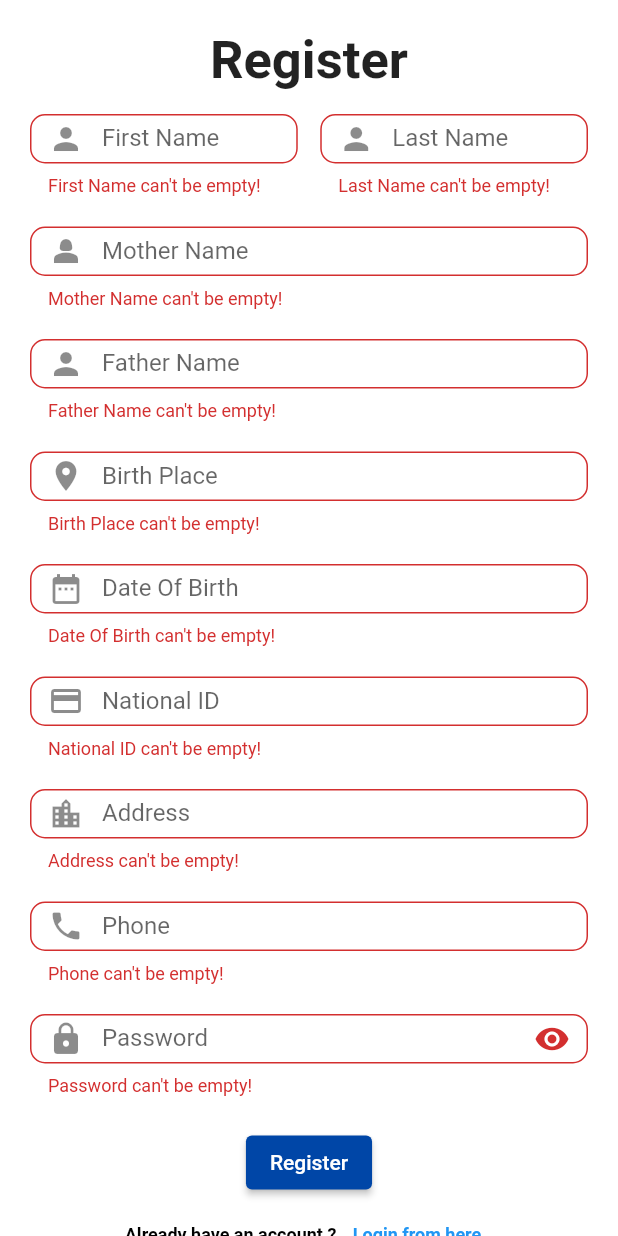
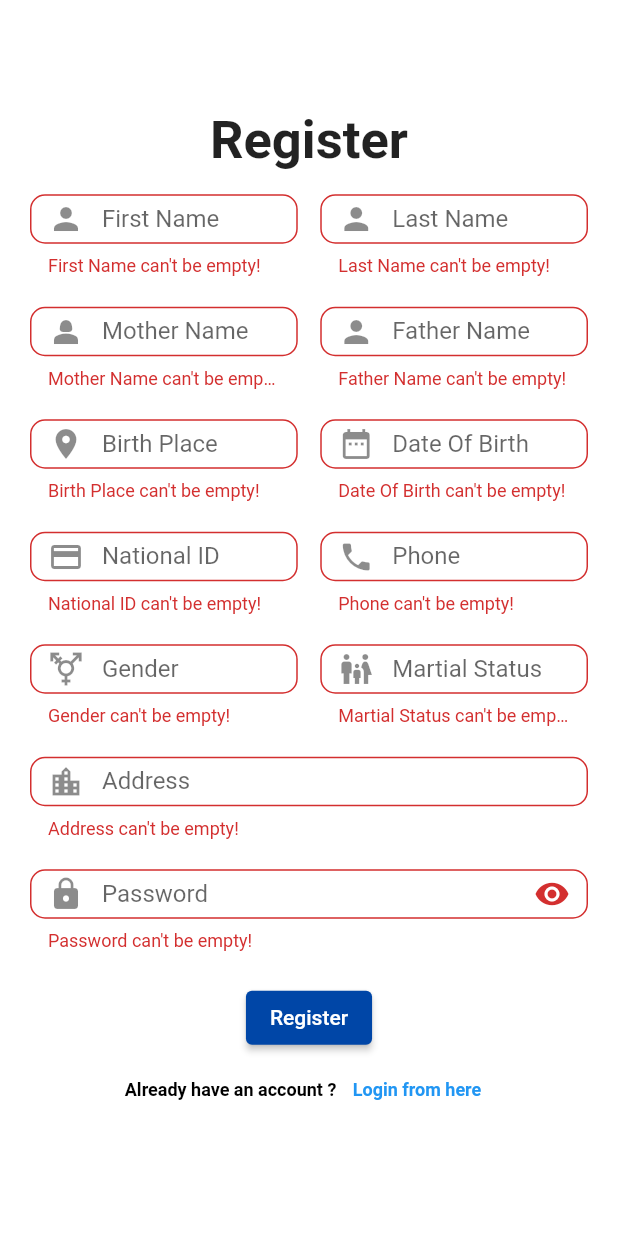
Before and after one commit to DavidNael/E-citizen, a Flutter app: the RegisterScreen screen opened directly, after a tap on "Register", on a phone screen of 412 x 824 dp. Run offline on Flutter 3.47's test engine with Material 2 defaults, Android fonts, the phone set to English and light mode, and no system bars; our stand-ins replace bloc, firebase_auth, firebase_core, flutter_bloc, hexcolor; accounts and stored records are empty.

Commit message:
Updated Register Screen

```diff
--- a/E-Citizen/lib/modules/register/register_screen.dart
+++ b/E-Citizen/lib/modules/register/register_screen.dart
@@ -2,7 +2,6 @@ import 'package:ecitizen/modules/login/login_screen.dart';
 import 'package:ecitizen/shared/components/components.dart';
 import 'package:ecitizen/shared/cubit/cubit.dart';
 import 'package:ecitizen/shared/cubit/states.dart';
-import 'package:flutter/foundation.dart';
 import 'package:flutter/material.dart';
 import 'package:flutter_bloc/flutter_bloc.dart';
 import 'package:intl/intl.dart';
@@ -12,8 +11,10 @@ import '../../shared/styles/color.dart';
 class RegisterScreen extends StatelessWidget {
   RegisterScreen({super.key});
 
+  double rowWidth = 15;
   final formKey = GlobalKey<FormState>();
   final scaffoldKey = GlobalKey<ScaffoldState>();
+
   //Name
   final TextEditingController _fNameController = TextEditingController();
   final TextEditingController _mNameController = TextEditingController();
@@ -75,6 +76,7 @@ class RegisterScreen extends StatelessWidget {
                             ),
                           ),
 
+                          /// First Name + Last Name
                           Row(
                             mainAxisSize: MainAxisSize.min,
                             children: [
@@ -95,9 +97,11 @@ class RegisterScreen extends StatelessWidget {
                                   },
                                 ),
                               ),
+
                               SizedBox(
-                                width: 15,
+                                width: rowWidth,
                               ),
+
                               //! Last Name Field
                               Expanded(
                                 child: myTextFormField(
@@ -118,8 +122,12 @@ class RegisterScreen extends StatelessWidget {
                             ],
                           ),
 
+                          /// Father Name + Mother Name
+                          Row(
+                            children: [
                               //! Mother Name Field
-                          myTextFormField(
+                              Expanded(
+                                child: myTextFormField(
                                   textController: _motherNameController,
                                   keyboardType: TextInputType.name,
                                   prefixIcon: const Icon(Icons.person_2),
@@ -132,9 +140,15 @@ class RegisterScreen extends StatelessWidget {
                                     return null;
                                   },
                                 ),
+                              ),
+
+                              SizedBox(
+                                width: rowWidth,
+                              ),
 
                               //! Father Name Field
-                          myTextFormField(
+                              Expanded(
+                                child: myTextFormField(
                                   textController: _fatherNameController,
                                   keyboardType: TextInputType.name,
                                   prefixIcon: const Icon(Icons.person),
@@ -147,9 +161,16 @@ class RegisterScreen extends StatelessWidget {
                                     return null;
                                   },
                                 ),
+                              ),
+                            ],
+                          ),
 
+                          /// Birth Place + Date of Birth
+                          Row(
+                            children: [
                               //! Birth Place Field
-                          myTextFormField(
+                              Expanded(
+                                child: myTextFormField(
                                   textController: _birthPlaceController,
                                   keyboardType: TextInputType.text,
                                   prefixIcon: const Icon(Icons.place),
@@ -162,9 +183,15 @@ class RegisterScreen extends StatelessWidget {
                                     return null;
                                   },
                                 ),
+                              ),
+
+                              SizedBox(
+                                width: rowWidth,
+                              ),
 
                               //! Date Of Birth Field
-                          myTextFormField(
+                              Expanded(
+                                child: myTextFormField(
                                   textController: _dateOfBirthController,
                                   keyboardType: TextInputType.datetime,
                                   prefixIcon: const Icon(Icons.date_range),
@@ -190,9 +217,16 @@ class RegisterScreen extends StatelessWidget {
                                     return null;
                                   },
                                 ),
+                              ),
+                            ],
+                          ),
 
+                          /// National ID + Phone Number
+                          Row(
+                            children: [
                               //!National ID Field
-                          myTextFormField(
+                              Expanded(
+                                child: myTextFormField(
                                   textController: _nidController,
                                   keyboardType: TextInputType.number,
                                   prefixIcon: const Icon(Icons.credit_card),
@@ -207,6 +241,74 @@ class RegisterScreen extends StatelessWidget {
                                     return null;
                                   },
                                 ),
+                              ),
+
+                              SizedBox(
+                                width: rowWidth,
+                              ),
+
+                              //! Phone Number Field
+                              Expanded(
+                                child: myTextFormField(
+                                  textController: _phoneController,
+                                  keyboardType: TextInputType.number,
+                                  prefixIcon: const Icon(Icons.phone),
+                                  label: "Phone",
+                                  borderRadius: 10,
+                                  validator: (nid) {
+                                    if (nid.toString().isEmpty) {
+                                      return "Phone can't be empty!";
+                                    }
+                                    return null;
+                                  },
+                                ),
+                              ),
+                            ],
+                          ),
+
+                          /// Gender + Martial Status
+                          Row(
+                            children: [
+                              //! Gender Field
+                              Expanded(
+                                child: myTextFormField(
+                                  textController: _genderController,
+                                  keyboardType: TextInputType.number,
+                                  prefixIcon: const Icon(Icons.transgender_sharp),
+                                  label: "Gender",
+                                  borderRadius: 10,
+                                  validator: (nid) {
+                                    if (nid.toString().isEmpty) {
+                                      return "Gender can't be empty!";
+                                    }
+                                    return null;
+                                  },
+                                ),
+                              ),
+
+                              SizedBox(
+                                width: rowWidth,
+                              ),
+
+                              //! Martial Status Field
+                              Expanded(
+                                child: myTextFormField(
+                                  textController: _martialStatusController,
+                                  keyboardType: TextInputType.number,
+                                  prefixIcon: const Icon(Icons.family_restroom),
+                                  label: "Martial Status",
+                                  borderRadius: 10,
+                                  validator: (nid) {
+                                    if (nid.toString().isEmpty) {
+                                      return "Martial Status can't be empty!";
+                                    }
+                                    return null;
+                                  },
+                                ),
+                              ),
+                            ],
+                          ),
+
 
                           //! Address Field
                           myTextFormField(
@@ -223,26 +325,7 @@ class RegisterScreen extends StatelessWidget {
                             },
                           ),
 
-                          //! Phone Number Field
-                          myTextFormField(
-                            textController: _phoneController,
-                            keyboardType: TextInputType.number,
-                            prefixIcon: const Icon(Icons.phone),
-                            label: "Phone",
-                            borderRadius: 10,
-                            validator: (nid) {
-                              if (nid.toString().isEmpty) {
-                                return "Phone can't be empty!";
-                              }
-                              return null;
-                            },
-                          ),
-
-                          //! Gender Field
-
-                          //! Martial Status Field
-
-                          //! Blood Type Field
+                          //todo Blood Type Field
 
                           //! Password Field
                           myTextFormField(
--- a/E-Citizen/lib/shared/components/components.dart
+++ b/E-Citizen/lib/shared/components/components.dart
@@ -34,6 +34,7 @@ Widget myTextFormField({
           borderRadius: BorderRadius.circular(borderRadius),
         ),
       ),
+
       onFieldSubmitted: myOnFieldSubmitted,
       onChanged: myOnChanged,
       onTap: myOnTap,
```
Lines whose indentation alone changed are shown as unchanged.
